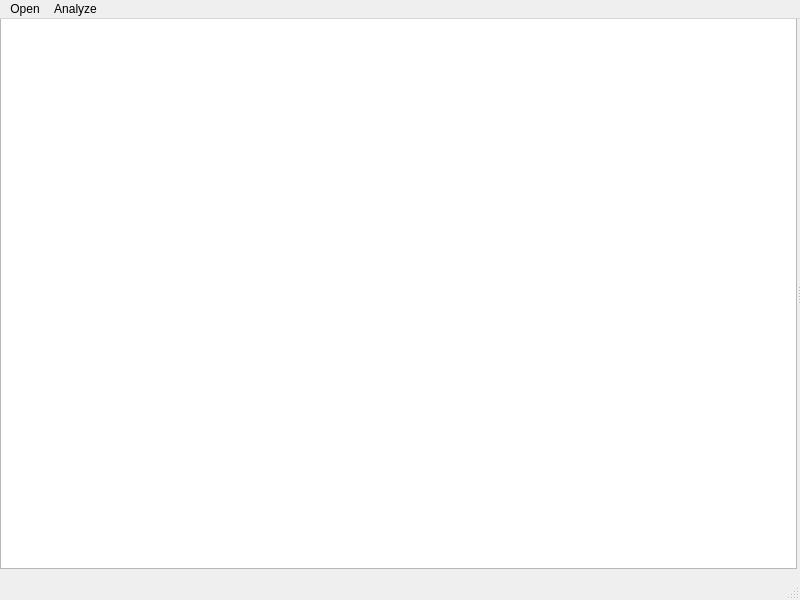
rmbaur/titan, file titan/frontend/ui/ui_mainwindow.ui: the form before one commit.
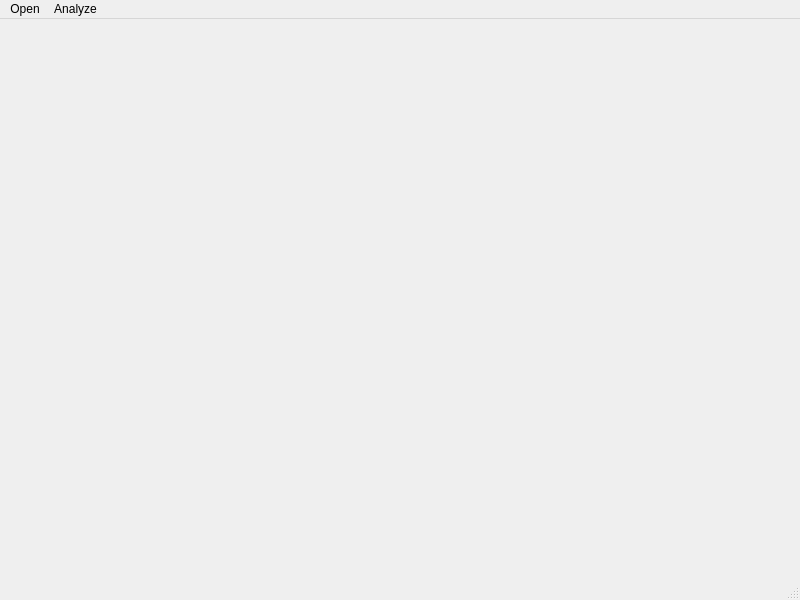
The form after the commit.

Commit message: Remove QTreeView so FileView can go in

What changed in the file:
```diff
--- a/titan/frontend/ui/ui_mainwindow.ui
+++ b/titan/frontend/ui/ui_mainwindow.ui
@@ -26,7 +26,6 @@
     <property name="orientation">
      <enum>Qt::Horizontal</enum>
     </property>
-    <widget class="QTreeView" name="treeview"/>
     <widget class="QWidget" name="verticalLayoutWidget">
      <layout class="QVBoxLayout" name="verticallayout1"/>
     </widget>
```
